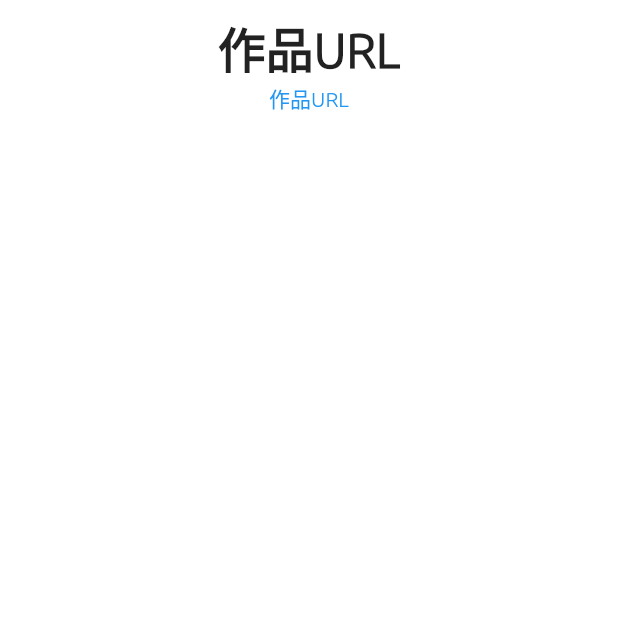
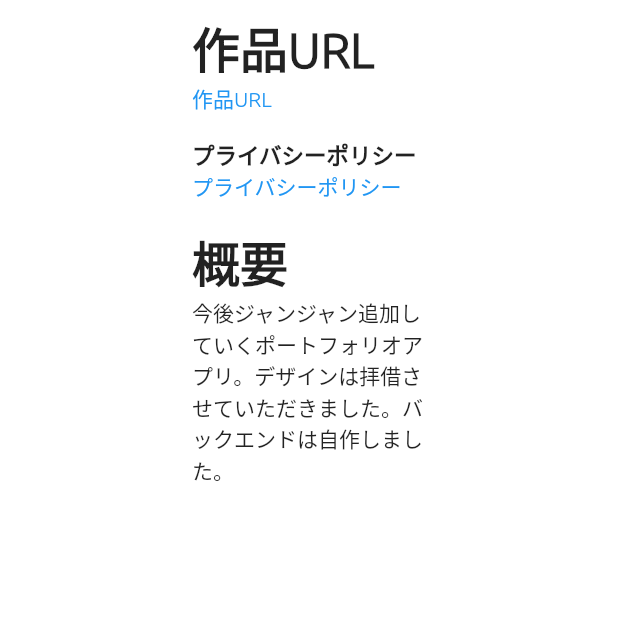
Before and after one commit to Kate941-su/newPortfolioWebsite, a Flutter app: the WorksDetailPage screen opened by its route, on a phone screen of 412 x 824 dp, the top half of it. Run offline on Flutter 3.47's test engine with Material 2 defaults, Android fonts, the light colour scheme and no system bars; drawn by our look-alikes of auto_size_text; our stand-ins replace carousel_slider, flutter_hooks, flutter_riverpod, hooks_riverpod; missing offline and left inert: dart:js.

Commit message:
wip : design works_detail page -> url, description, privacy poricy

```diff
--- a/lib/works/works_detail_page.dart
+++ b/lib/works/works_detail_page.dart
@@ -1,3 +1,4 @@
+import 'package:auto_size_text/auto_size_text.dart';
 import 'package:flutter/cupertino.dart';
 import 'package:flutter/gestures.dart';
 import 'package:flutter/material.dart';
@@ -13,13 +14,26 @@ class WorksDetailPage extends HookConsumerWidget {
     return Material(
       type: MaterialType.transparency,
       child: SingleChildScrollView(
-        child: Column(
-          crossAxisAlignment: CrossAxisAlignment.center,
-          children: [
-            WorksDetailTextWidget(
+        child: Padding(
+          padding: const EdgeInsets.symmetric(horizontal: 120),
+          child: Column(
+            crossAxisAlignment: CrossAxisAlignment.start,
+            children: [
+              WorksDetailTextWidget(
                 title: '作品URL',
                 hostName: 'kailog.live',
-            )],
+              ),
+              WorksDetailTextWidget(
+                title: 'プライバシーポリシー',
+                hostName: 'kailog.live',
+              ),
+              WorksDetailTextWidget(
+                title: '概要',
+                description:
+                    '今後ジャンジャン追加していくポートフォリオアプリ。デザインは拝借させていただきました。バックエンドは自作しました。',
+              )
+            ],
+          ),
         ),
       ),
     );
@@ -43,9 +57,11 @@ class WorksDetailTextWidget extends StatelessWidget {
     return Padding(
         padding: const EdgeInsets.all(8.0),
         child: Column(
+          crossAxisAlignment: CrossAxisAlignment.start,
           children: [
-            Text(
+            AutoSizeText(
               title,
+              maxLines: 1,
               style: const TextStyle(
                 fontSize: 32,
                 fontWeight: FontWeight.bold,
```
